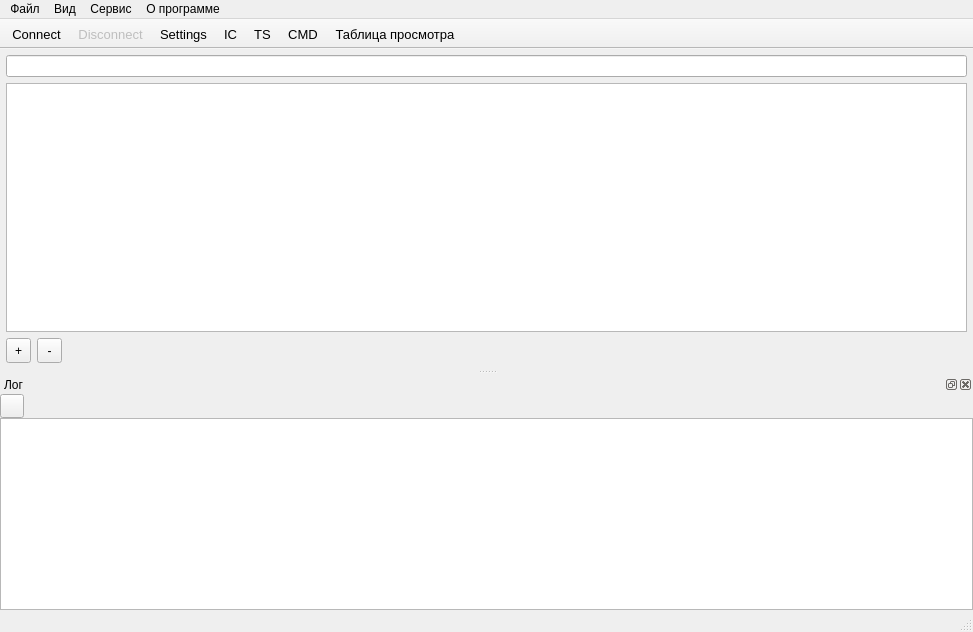
Old version of the form mainwindow.ui in the repository MicroKoder/QIEC104.
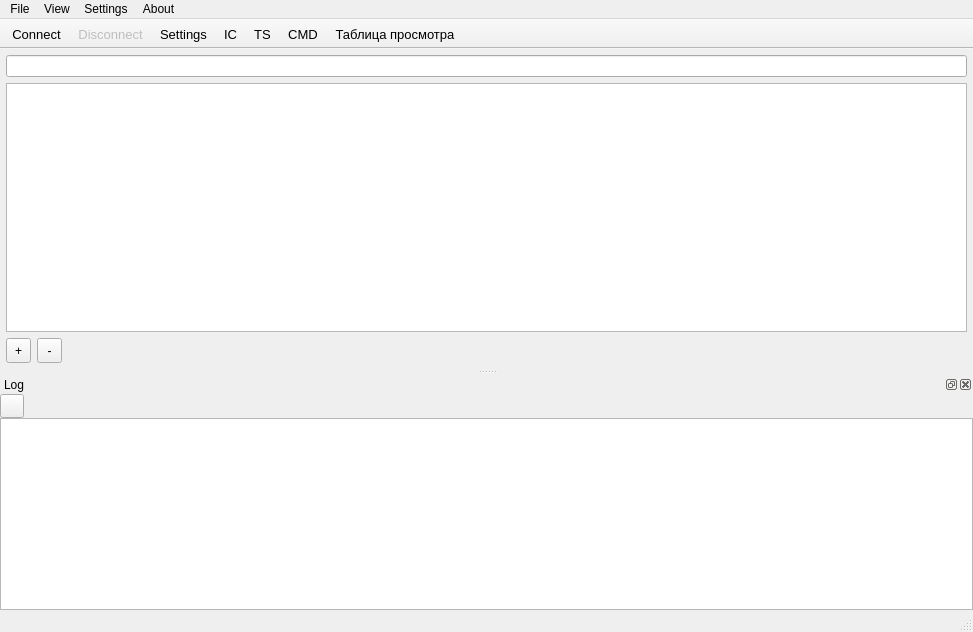
New version of the form. Icons and pictures are not drawn.

```diff
--- a/mainwindow.ui
+++ b/mainwindow.ui
@@ -142,7 +142,7 @@
    </property>
    <widget class="QMenu" name="menu_file">
     <property name="title">
-     <string>Файл</string>
+     <string>File</string>
     </property>
     <addaction name="action_SaveBase"/>
     <addaction name="action_LoadFile"/>
@@ -150,19 +150,19 @@
    </widget>
    <widget class="QMenu" name="menu_about">
     <property name="title">
-     <string>О программе</string>
+     <string>About</string>
     </property>
     <addaction name="actionAbout"/>
    </widget>
    <widget class="QMenu" name="menu">
     <property name="title">
-     <string>Сервис</string>
+     <string>Settings</string>
     </property>
     <addaction name="action_settings"/>
    </widget>
    <widget class="QMenu" name="menu_2">
     <property name="title">
-     <string>Вид</string>
+     <string>View</string>
     </property>
     <addaction name="action_3"/>
    </widget>
@@ -209,7 +209,7 @@
   <widget class="QStatusBar" name="statusBar"/>
   <widget class="QDockWidget" name="dockWidget">
    <property name="windowTitle">
-    <string>Лог</string>
+    <string>Log</string>
    </property>
    <attribute name="dockWidgetArea">
     <number>8</number>
```
Left out of the diff: 49 changed lines with no effect on the pictures.
